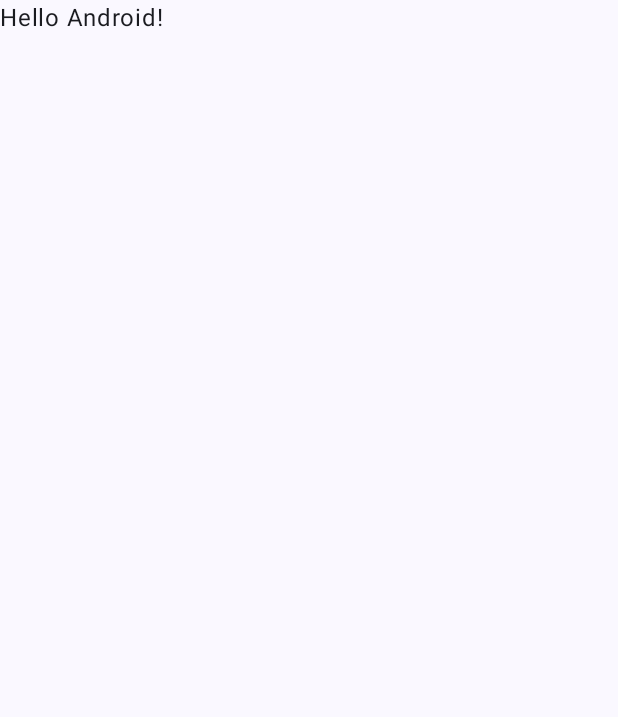
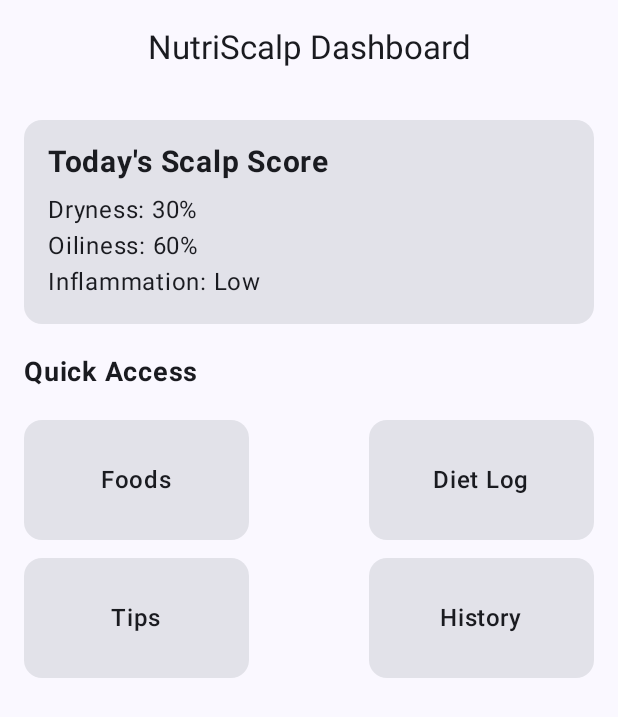
Before and after one commit to Priachoki/CA3-NutriScalp-App, an Android app built with Jetpack Compose: the screen it shows after launch (MainActivity), on a phone screen of 412 x 824 dp. Before the commit the part shown is almost empty. Shown: the top 717 px of the screen. Run offline under Robolectric (Android 15) with nearby library versions, the phone set to English and light mode, and no system bars.

Commit message:
Add a simple Homescreen file

```diff
--- a/app/build.gradle.kts
+++ b/app/build.gradle.kts
@@ -50,6 +50,7 @@ dependencies {
     implementation(libs.androidx.compose.ui.graphics)
     implementation(libs.androidx.compose.ui.tooling.preview)
     implementation(libs.androidx.compose.material3)
+    implementation(libs.androidx.material3)
     testImplementation(libs.junit)
     androidTestImplementation(libs.androidx.junit)
     androidTestImplementation(libs.androidx.espresso.core)
--- a/app/src/main/java/com/example/nutriscalp/MainActivity.kt
+++ b/app/src/main/java/com/example/nutriscalp/MainActivity.kt
@@ -1,16 +1,12 @@
-package com.example.nutriscalp
+package com.example.nutriscalp   // FIXED PACKAGE NAME
 
 import android.os.Bundle
 import androidx.activity.ComponentActivity
 import androidx.activity.compose.setContent
 import androidx.activity.enableEdgeToEdge
-import androidx.compose.foundation.layout.fillMaxSize
-import androidx.compose.foundation.layout.padding
-import androidx.compose.material3.Scaffold
-import androidx.compose.material3.Text
 import androidx.compose.runtime.Composable
-import androidx.compose.ui.Modifier
 import androidx.compose.ui.tooling.preview.Preview
+import com.example.nutriscalp.ui.screens.home.HomeScreen
 import com.example.nutriscalp.ui.theme.NutriScalpTheme
 
 class MainActivity : ComponentActivity() {
@@ -19,29 +15,16 @@ class MainActivity : ComponentActivity() {
         enableEdgeToEdge()
         setContent {
             NutriScalpTheme {
-                Scaffold(modifier = Modifier.fillMaxSize()) { innerPadding ->
-                    Greeting(
-                        name = "Android",
-                        modifier = Modifier.padding(innerPadding)
-                    )
-                }
+                HomeScreen()
             }
         }
     }
 }
 
-@Composable
-fun Greeting(name: String, modifier: Modifier = Modifier) {
-    Text(
-        text = "Hello $name!",
-        modifier = modifier
-    )
-}
-
 @Preview(showBackground = true)
 @Composable
-fun GreetingPreview() {
+fun HomePreview() {
     NutriScalpTheme {
-        Greeting("Android")
+        HomeScreen()
     }
 }
--- /dev/null
+++ b/app/src/main/java/com/example/nutriscalp/ui/screens/home/HomeScreen.kt
@@ -0,0 +1,101 @@
+package com.example.nutriscalp.ui.screens.home
+
+import androidx.compose.foundation.clickable
+import androidx.compose.foundation.layout.*
+import androidx.compose.material3.Card
+import androidx.compose.material3.CenterAlignedTopAppBar
+import androidx.compose.material3.ExperimentalMaterial3Api
+import androidx.compose.material3.Scaffold
+import androidx.compose.material3.Text
+import androidx.compose.runtime.Composable
+import androidx.compose.ui.Alignment
+import androidx.compose.ui.Modifier
+import androidx.compose.ui.layout.ModifierLocalBeyondBoundsLayout
+import androidx.compose.ui.modifier.ProvidableModifierLocal
+import androidx.compose.ui.text.font.FontWeight
+import androidx.compose.ui.unit.dp
+import androidx.compose.ui.unit.sp
+
+@OptIn(ExperimentalMaterial3Api::class)
+@Composable
+fun HomeScreen() {
+    Scaffold(
+        topBar = {
+            CenterAlignedTopAppBar(
+                title = { Text("NutriScalp Dashboard") }
+            )
+        }
+    ) { innerPadding ->
+
+        Column(
+            modifier = Modifier
+                .padding(innerPadding)
+                .padding(16.dp)
+        ) {
+
+            // SIMPLE SCALP SCORE CARD
+            Card(
+                modifier = Modifier
+                    .fillMaxWidth()
+                    .padding(bottom = 20.dp),
+                shape = androidx.compose.material3.MaterialTheme.shapes.medium,
+            ) {
+                Column(modifier = Modifier.padding(16.dp)) {
+                    Text("Today's Scalp Score", fontSize = 20.sp, fontWeight = FontWeight.Bold)
+                    Spacer(modifier = Modifier.height(8.dp))
+                    Text("Dryness: 30%")
+                    Text("Oiliness: 60%")
+                    Text("Inflammation: Low")
+                }
+            }
+
+            Text(
+                text = "Quick Access",
+                fontSize = 18.sp,
+                fontWeight = FontWeight.Bold
+            )
+
+            Spacer(modifier = Modifier.height(20.dp))
+
+            Row(
+                modifier = Modifier.fillMaxWidth(),
+                horizontalArrangement = Arrangement.SpaceBetween
+            ) {
+                QuickButton("Foods")
+                QuickButton("Diet Log")
+            }
+
+            Spacer(modifier = Modifier.height(12.dp))
+
+            Row(
+                modifier = Modifier.fillMaxWidth(),
+                horizontalArrangement = Arrangement.SpaceBetween
+            ) {
+                QuickButton("Tips")
+                QuickButton("History")
+            }
+        }
+    }
+}
+
+@Composable
+fun QuickButton(title: String) {
+    Card(
+        modifier = Modifier
+            .size(width = 150.dp, height = 80.dp)
+            .clickable { },
+        shape = androidx.compose.material3.MaterialTheme.shapes.medium,
+    ) {
+        Box(
+            modifier = Modifier
+                .fillMaxSize()
+                .padding(8.dp),
+            contentAlignment = Alignment.Center) {
+            Text(
+                title,
+                fontSize = 16.sp,
+                fontWeight = FontWeight.Medium
+            )
+        }
+    }
+}
--- a/gradle/libs.versions.toml
+++ b/gradle/libs.versions.toml
@@ -8,6 +8,7 @@ espressoCore = "3.7.0"
 lifecycleRuntimeKtx = "2.9.4"
 activityCompose = "1.11.0"
 composeBom = "2024.09.00"
+material3 = "1.4.0"
 
 [libraries]
 androidx-core-ktx = { group = "androidx.core", name = "core-ktx", version.ref = "coreKtx" }
@@ -24,6 +25,7 @@ androidx-compose-ui-tooling-preview = { group = "androidx.compose.ui", name = "u
 androidx-compose-ui-test-manifest = { group = "androidx.compose.ui", name = "ui-test-manifest" }
 androidx-compose-ui-test-junit4 = { group = "androidx.compose.ui", name = "ui-test-junit4" }
 androidx-compose-material3 = { group = "androidx.compose.material3", name = "material3" }
+androidx-material3 = { group = "androidx.compose.material3", name = "material3", version.ref = "material3" }
 
 [plugins]
 android-application = { id = "com.android.application", version.ref = "agp" }
```
Also changed, not shown: 1 other file.
